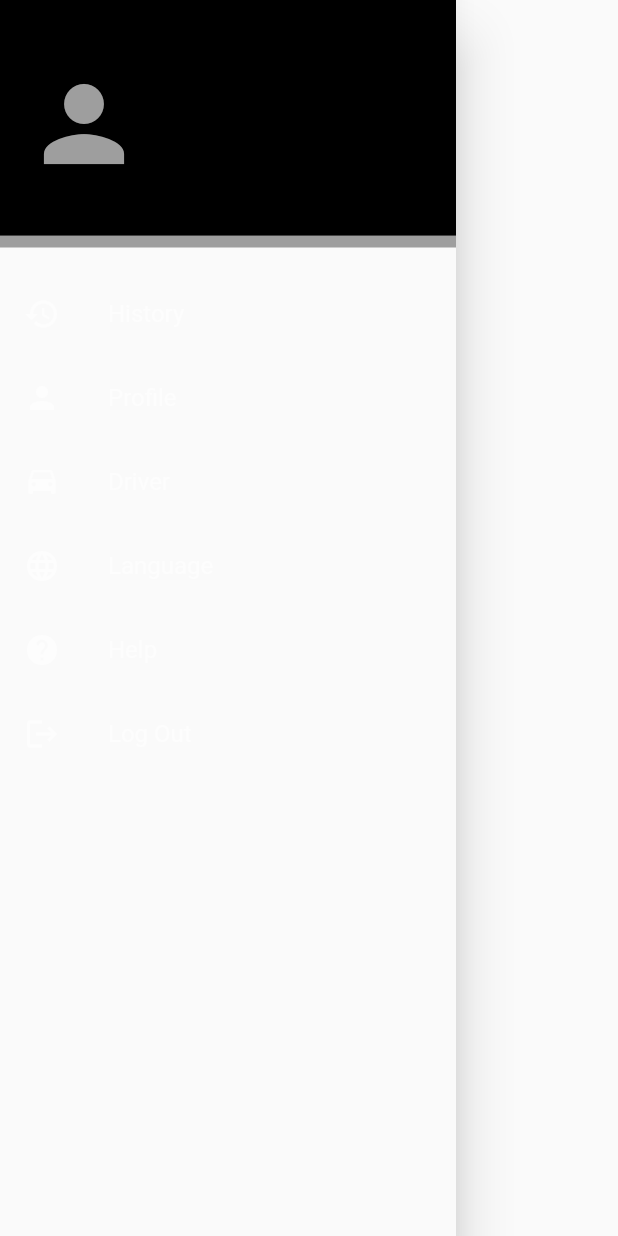
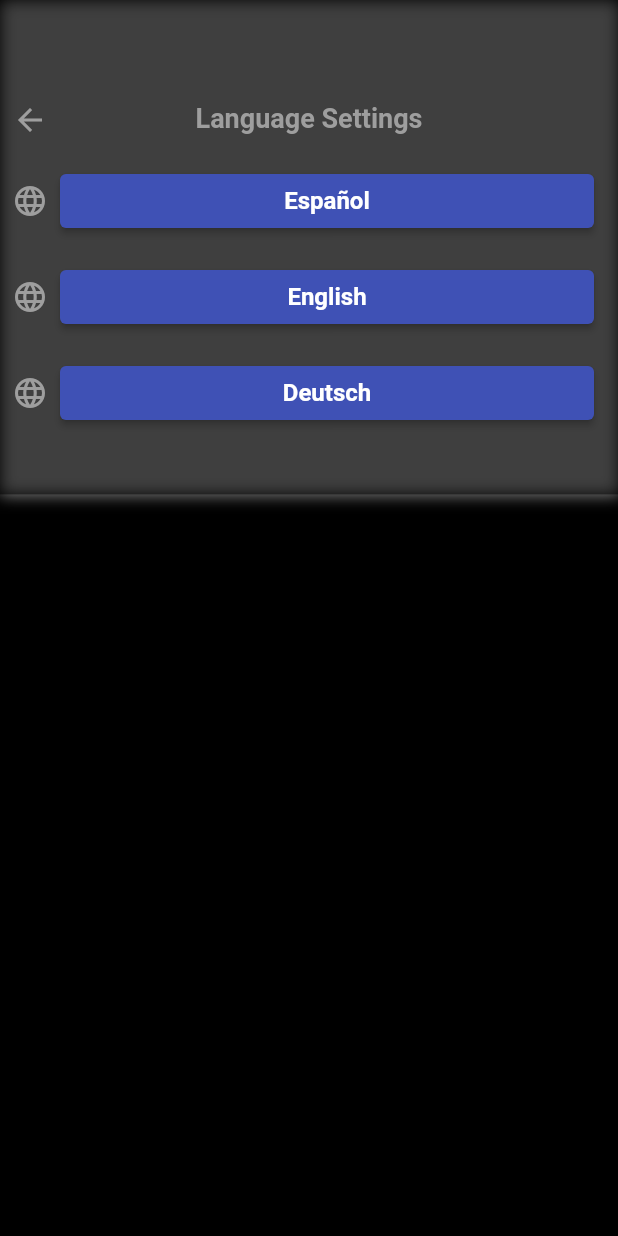
Before and after one commit to JairBarco/QRVentory, a Flutter app: the MyDrawer widget shown alone on an empty page, opened directly, after a tap on "Language", on a phone screen of 412 x 824 dp. Run offline on Flutter 3.47's test engine with Material 2 defaults, Android fonts, the phone set to English and light mode, and no system bars; our stand-ins replace firebase_auth, firebase_core, firebase_database, fluttertoast, geolocator, google_maps_flutter; missing offline and left inert: flutter_geofire, flutter_polyline_points; accounts and stored records are empty.

Commit message:
Language Support

```diff
--- /dev/null
+++ b/lib/l10n/intl_de.arb
@@ -0,0 +1,4 @@
+{
+  "login": "Amelden",
+  "From": "Aus"
+}
--- /dev/null
+++ b/lib/l10n/intl_es_MX.arb
@@ -0,0 +1,5 @@
+{
+  "login": "Iniciar Sesión",
+  "From": "Desde",
+
+}
--- /dev/null
+++ b/lib/users/en/app_localization/app_localization.dart
@@ -0,0 +1,133 @@
+import 'dart:async';
+import 'package:flutter/material.dart';
+import 'package:intl/intl.dart';
+import '../../../generated/intl/messages_all.dart';
+
+class AppLocalization {
+
+  static Future<AppLocalization> load(Locale locale) {
+    final String name = locale.countryCode!.isEmpty ? locale.languageCode : locale.toString();
+    final String localeName = Intl.canonicalizedLocale(name);
+    return initializeMessages(localeName).then((_) {
+      Intl.defaultLocale = localeName;
+      return AppLocalization();
+    });
+  }
+
+  static AppLocalization? of(BuildContext context) {
+    return Localizations.of<AppLocalization>(context, AppLocalization);
+  }
+
+  //Users App
+  //Main Screen
+  String get from {
+    return Intl.message(
+      'From',
+      name: 'From'
+    );
+  }
+  String get to {
+    return Intl.message(
+        'To',
+        name: 'To'
+    );
+  }
+  String get originLocation {
+    return Intl.message(
+        'Origin Location',
+        name: 'originLocation'
+    );
+  }
+  String get notGettingAddressWarning {
+    return Intl.message(
+        'Not Getting Address',
+        name: 'notGettingAddressWarning'
+    );
+  }
+  String get dropOffLocation {
+    return Intl.message(
+        'Search DropOff Locations',
+        name: 'dropOffLocation'
+    );
+  }
+  String get requestRideButton {
+    return Intl.message(
+        'Request a Ride',
+        name: 'requestRideButton'
+    );
+  }
+
+  //Drawer
+  String get yourName {
+    return Intl.message(
+        'Your Name',
+        name: 'yourName'
+    );
+  }
+  String get yourEmail {
+    return Intl.message(
+        'Your e-mail',
+        name: 'yourEmail'
+    );
+  }
+  String get history {
+    return Intl.message(
+        'History',
+        name: 'history'
+    );
+  }
+  String get profile {
+    return Intl.message(
+        'Profile',
+        name: 'profile'
+    );
+  }
+  String get driver {
+    return Intl.message(
+        'Driver',
+        name: 'driver'
+    );
+  }
+  String get language {
+    return Intl.message(
+        'Language',
+        name: 'language'
+    );
+  }
+  String get help {
+    return Intl.message(
+        'Help',
+        name: 'help'
+    );
+  }
+  String get logOut {
+    return Intl.message(
+        'Log Out',
+        name: 'logOut'
+    );
+  }
+
+  //Progress Dialog
+  String get progressDialog {
+    return Intl.message(
+        'Please Wait...',
+        name: 'progressDialog'
+    );
+  }
+
+}
+
+class AppLocalizationDelegate extends LocalizationsDelegate<AppLocalization> {
+  final Locale overriddenLocale;
+
+  const AppLocalizationDelegate(this.overriddenLocale);
+
+  @override
+  bool isSupported(Locale locale) => ['en', 'es_MX', 'de'].contains(locale.languageCode);
+
+  @override
+  Future<AppLocalization> load(Locale locale) => AppLocalization.load(locale);
+
+  @override
+  bool shouldReload(LocalizationsDelegate<AppLocalization> old) => false;
+}
--- a/lib/users/en/authentication/login_screen.dart
+++ b/lib/users/en/authentication/login_screen.dart
@@ -7,6 +7,7 @@ import 'package:users_app/users/en/authentication/signup_screen.dart';
 import '../global/global.dart';
 import '../splashScreen/splash_screen.dart';
 import '../widgets/progress_dialog.dart';
+import '../../../../generated/l10n.dart';
 
 class LoginScreen extends StatefulWidget {
 
@@ -17,7 +18,6 @@ class LoginScreen extends StatefulWidget {
 class _LoginScreenState extends State<LoginScreen> {
   TextEditingController emailTextEditingController = TextEditingController();
   TextEditingController passwordTextEditingController = TextEditingController();
-
   validateForm(){
     validateEmail(String value) {
       String pattern =
@@ -106,7 +106,7 @@ class _LoginScreenState extends State<LoginScreen> {
               ),
 
               const SizedBox(height: 10,),
-              const Text("Login", style: TextStyle(
+              Text(S.current.login, style: const TextStyle(
                 fontSize: 24,
                 color: Colors.grey,
                 fontWeight: FontWeight.bold,
--- /dev/null
+++ b/lib/users/en/widgets/language.dart
@@ -0,0 +1,173 @@
+import 'package:flutter/material.dart';
+
+import 'package:users_app/users/en/app_localization/app_localization.dart';
+
+import '../mainScreens/main_screen.dart';
+
+class LanguageScreen extends StatefulWidget {
+  const LanguageScreen({Key? key}) : super(key: key);
+
+  @override
+  State<LanguageScreen> createState() => _LanguageScreenState();
+}
+
+class _LanguageScreenState extends State<LanguageScreen> {
+  @override
+  Widget build(BuildContext context) {
+    return Scaffold(
+      backgroundColor: Colors.black,
+      body: Column(
+        children: [
+          //Search place UI
+          Container(
+            height: MediaQuery.of(context).size.height * .40,
+            decoration: const BoxDecoration(
+              color: Colors.black54,
+              boxShadow:
+              [
+                BoxShadow(
+                  color: Colors.white54,
+                  blurRadius: 8,
+                  spreadRadius: 0.5,
+                  offset: Offset(
+                    0.7,
+                    0.7,
+                  ),
+                ),
+              ],
+            ),
+            child: Padding(
+              padding: const EdgeInsets.all(8.0),
+              child: Column(
+                children: [
+                  const SizedBox(height: 60.0,),
+                  Stack(
+                    children: [
+                      GestureDetector(
+                        onTap: (){
+                          Navigator.pop(context);
+                        },
+                        child: const Icon(
+                          Icons.arrow_back,
+                          color: Colors.grey,
+                        ),
+                      ),
+
+                      const Center(
+                        child: Text(
+                          "Language Settings",
+                          style: TextStyle(
+                              fontSize: 18.0,
+                              color: Colors.grey,
+                              fontWeight: FontWeight.bold
+                          ),
+                        ),
+                      ),
+                    ],
+                  ),
+
+                  const SizedBox(height: 10.0),
+
+                  Row(
+                    children: [
+                      const Icon(
+                        Icons.language,
+                        color: Colors.grey,
+                      ),
+
+                      const SizedBox(height: 16.0),
+
+                      Expanded(
+                        child: Padding(
+                          padding: const EdgeInsets.all(8.0),
+                          child: ElevatedButton(
+                            onPressed: (){
+                              setState(() {
+                                AppLocalization.load(Locale('es', 'MX'));
+                                Navigator.push(context, MaterialPageRoute(builder: (c)=> MainScreen()));
+                              });
+                            },
+                            style: ElevatedButton.styleFrom(
+                              primary: Colors.indigo,
+                              textStyle: const TextStyle(fontSize: 16, fontWeight: FontWeight.bold),
+                            ),
+                            child: const Text(
+                                "Español"
+                            ),
+                          ),
+                        ),
+                      ),
+                    ],
+                  ),
+                  Row(
+                    children: [
+                      const Icon(
+                        Icons.language,
+                        color: Colors.grey,
+                      ),
+
+                      const SizedBox(height: 16.0),
+
+                      Expanded(
+                        child: Padding(
+                          padding: const EdgeInsets.all(8.0),
+                          child: ElevatedButton(
+                            onPressed: (){
+                              setState(() {
+                                AppLocalization.load(Locale('en', 'US'));
+                                Navigator.push(context, MaterialPageRoute(builder: (c)=> MainScreen()));
+                              });
+                            },
+                            style: ElevatedButton.styleFrom(
+                              primary: Colors.indigo,
+                              textStyle: const TextStyle(fontSize: 16, fontWeight: FontWeight.bold),
+                            ),
+                            child: const Text(
+                                "English"
+                            ),
+                          ),
+                        ),
+                      ),
+                    ],
+                  ),
+                  Row(
+                    children: [
+                      const Icon(
+                        Icons.language,
+                        color: Colors.grey,
+                      ),
+
+                      const SizedBox(height: 16.0),
+
+                      Expanded(
+                        child: Padding(
+                          padding: const EdgeInsets.all(8.0),
+                          child: ElevatedButton(
+                            onPressed: (){
+                              setState(() {
+                                AppLocalization.load(Locale('de', ''));
+                                Navigator.push(context, MaterialPageRoute(builder: (c)=> MainScreen()));
+                              });
+                            },
+                            style: ElevatedButton.styleFrom(
+                              primary: Colors.indigo,
+                              textStyle: const TextStyle(fontSize: 16, fontWeight: FontWeight.bold),
+                            ),
+                            child: const Text(
+                                "Deutsch"
+                            ),
+                          ),
+                        ),
+                      ),
+                    ],
+                  )
+                ],
+              ),
+            ),
+          ),
+
+        ],
+      ),
+    );
+  }
+}
--- a/lib/users/en/widgets/my_drawer.dart
+++ b/lib/users/en/widgets/my_drawer.dart
@@ -1,5 +1,7 @@
 import 'package:flutter/material.dart';
 import 'package:users_app/drivers/en/splashScreen/splash_screen.dart';
+import 'package:users_app/users/en/app_localization/app_localization.dart';
+import 'package:users_app/users/en/widgets/language.dart';
 
 import '../global/global.dart';
 import '../splashScreen/splash_screen.dart';
@@ -71,11 +73,11 @@ class _MyDrawerState extends State<MyDrawer> {
             onTap: (){
 
             },
-            child: const ListTile(
-              leading: Icon(Icons.history, color: Colors.white54,),
+            child: ListTile(
+              leading: const Icon(Icons.history, color: Colors.white54,),
               title: Text(
-                "History",
-                style: TextStyle(
+                AppLocalization.of(context)!.history,
+                style: const TextStyle(
                   color: Colors.white54,
                 ),
               ),
@@ -86,11 +88,11 @@ class _MyDrawerState extends State<MyDrawer> {
             onTap: (){
 
             },
-            child: const ListTile(
-              leading: Icon(Icons.person, color: Colors.white54,),
+            child: ListTile(
+              leading: const Icon(Icons.person, color: Colors.white54,),
               title: Text(
-                "Profile",
-                style: TextStyle(
+                AppLocalization.of(context)!.profile,
+                style: const TextStyle(
                   color: Colors.white54,
                 ),
               ),
@@ -102,11 +104,26 @@ class _MyDrawerState extends State<MyDrawer> {
               fAuthUser.signOut();
               Navigator.push(context, MaterialPageRoute(builder: (c) => const DriversSplashScreen()));
             },
-            child: const ListTile(
-              leading: Icon(Icons.drive_eta, color: Colors.white54,),
+            child: ListTile(
+              leading: const Icon(Icons.drive_eta, color: Colors.white54,),
               title: Text(
-                "Driver",
-                style: TextStyle(
+                AppLocalization.of(context)!.driver,
+                style: const TextStyle(
+                  color: Colors.white54,
+                ),
+              ),
+            ),
+          ),
+
+          GestureDetector(
+            onTap: (){
+              Navigator.push(context, MaterialPageRoute(builder: (c) => const LanguageScreen()));
+            },
+            child: ListTile(
+              leading: const Icon(Icons.language, color: Colors.white54,),
+              title: Text(
+                AppLocalization.of(context)!.language,
+                style: const TextStyle(
                   color: Colors.white54,
                 ),
               ),
@@ -117,26 +134,11 @@ class _MyDrawerState extends State<MyDrawer> {
             onTap: (){
 
             },
-            child: const ListTile(
-              leading: Icon(Icons.language, color: Colors.white54,),
+            child: ListTile(
+              leading: const Icon(Icons.help_rounded, color: Colors.white54,),
               title: Text(
-                "Language",
-                style: TextStyle(
-                  color: Colors.white54,
-                ),
-              ),
-            ),
-          ),
-
-          GestureDetector(
-            onTap: (){
-
-            },
-            child: const ListTile(
-              leading: Icon(Icons.help_rounded, color: Colors.white54,),
-              title: Text(
-                "Help",
-                style: TextStyle(
+                AppLocalization.of(context)!.help,
+                style: const TextStyle(
                   color: Colors.white54,
                 ),
               ),
@@ -148,11 +150,11 @@ class _MyDrawerState extends State<MyDrawer> {
               fAuthUser.signOut();
               Navigator.push(context, MaterialPageRoute(builder: (c) => const MySplashScreen()));
             },
-            child: const ListTile(
-              leading: Icon(Icons.logout, color: Colors.white54,),
+            child: ListTile(
+              leading: const Icon(Icons.logout, color: Colors.white54,),
               title: Text(
-                "Log Out",
-                style: TextStyle(
+                AppLocalization.of(context)!.logOut,
+                style: const TextStyle(
                   color: Colors.white54,
                 ),
               ),
--- a/pubspec.yaml
+++ b/pubspec.yaml
@@ -29,6 +29,8 @@ environment:
 dependencies:
   flutter:
     sdk: flutter
+  flutter_localizations:
+    sdk: flutter
 
 
   # The following adds the Cupertino Icons font to your application.
@@ -44,6 +46,7 @@ dependencies:
   provider: ^6.0.3
   flutter_polyline_points: ^1.0.0
   flutter_geofire: ^2.0.1
+  intl: ^0.17.0
 
 dev_dependencies:
   flutter_test:
@@ -98,3 +101,5 @@ flutter:
   #
   # For details regarding fonts from package dependencies,
   # see https://flutter.dev/custom-fonts/#from-packages
+flutter_intl:
+  enabled: true
```
Also changed, not shown: lib/l10n/intl_en.arb (added, +18 -0 lines), lib/main.dart (+15 -0 lines), lib/users/en/mainScreens/main_screen.dart (+10 -9 lines), lib/generated/intl/messages_all.dart (added), lib/generated/intl/messages_de.dart (added), lib/generated/intl/messages_en.dart (added), lib/generated/intl/messages_es_MX.dart (added), lib/generated/l10n.dart (added), pubspec.lock, 2 other files.
